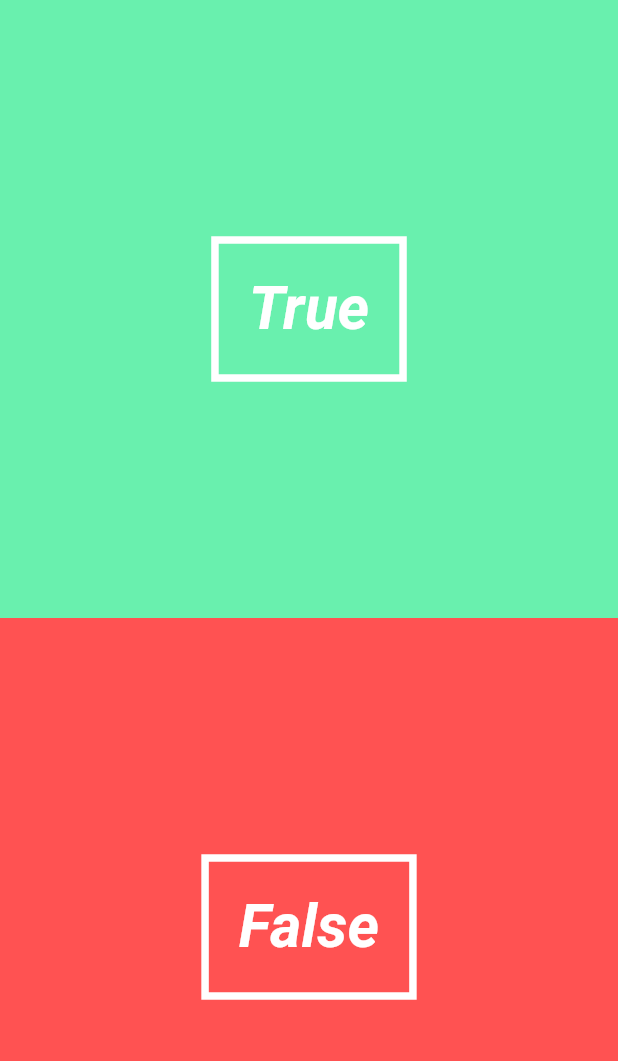
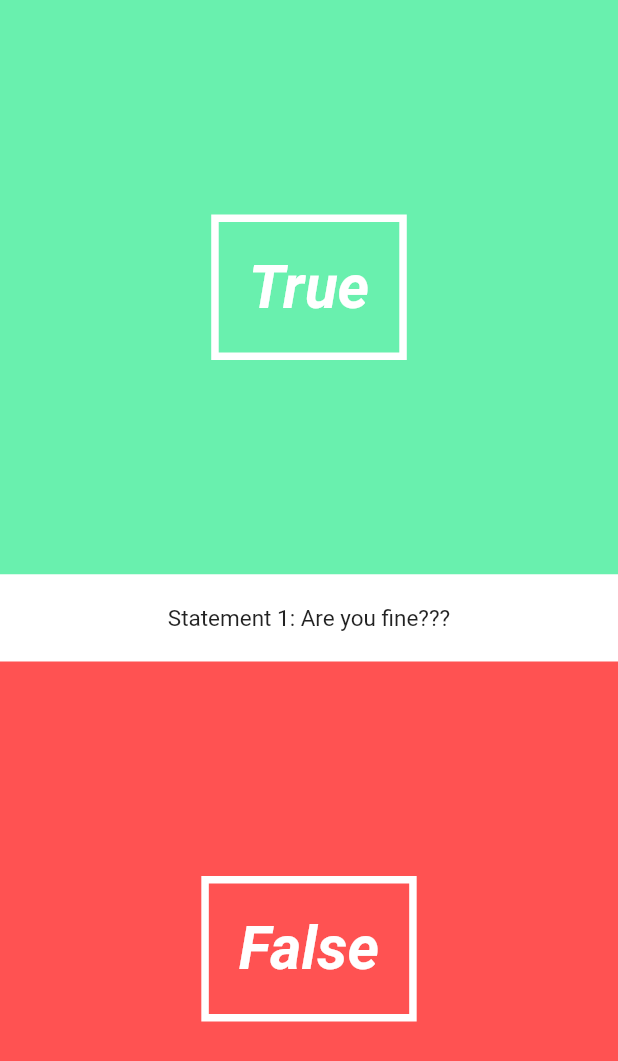
Before and after one commit to ntnthien/flutter-quiz, a Flutter app: the screen it shows after launch, on a phone screen of 412 x 824 dp. Shown: the top 1061 px of the screen. Run offline on Flutter 3.47's test engine with Material 2 defaults, Android fonts, the phone set to English and light mode, and no system bars.

Commit message:
add BounceOut animation into QuestText

```diff
--- /dev/null
+++ b/lib/UI/question_text.dart
@@ -0,0 +1,46 @@
+import 'package:flutter/material.dart';
+
+class QuestionText extends StatefulWidget {
+  final String _question;
+  final int _questionNumber;
+
+  QuestionText(this._question, this._questionNumber);
+
+  @override
+  State<StatefulWidget> createState() => new QuestionTextState();
+}
+
+class QuestionTextState extends State<QuestionText>
+    with SingleTickerProviderStateMixin {
+  Animation<double> _fontSizeAnimation;
+  AnimationController _fontSizeAnimationController;
+
+  @override
+  void initState() {
+    // TODO: implement initState
+    super.initState();
+    this._fontSizeAnimationController = new AnimationController(
+        duration: new Duration(milliseconds: 500), vsync: this);
+    this._fontSizeAnimation = new CurvedAnimation(
+        parent: _fontSizeAnimationController, curve: Curves.bounceOut);
+    _fontSizeAnimation.addListener(() => this.setState(() {}));
+    _fontSizeAnimationController.forward();
+  }
+
+  @override
+  Widget build(BuildContext context) {
+    return new Material(
+      color: Colors.white,
+      child: new Padding(
+          padding: new EdgeInsets.symmetric(vertical: 20.0),
+          child: new Center(
+              child: new Text(
+            "Statement " +
+                widget._questionNumber.toString() +
+                ": " +
+                widget._question,
+            style: new TextStyle(fontSize: _fontSizeAnimation.value * 15),
+          ))),
+    );
+  }
+}
--- a/lib/pages/quiz_page.dart
+++ b/lib/pages/quiz_page.dart
@@ -3,6 +3,7 @@ import 'package:flutter/material.dart';
 import '../utils/question.dart';
 import '../utils/quiz.dart';
 import '../UI/answer_button.dart';
+import '../UI/question_text.dart';
 
 class QuizPage extends StatefulWidget {
   @override
@@ -18,6 +19,7 @@ class QuizPageState extends State<QuizPage> {
         new Column(
           children: <Widget>[
             new AnswerButton(true, () => print("answered true")),
+            new QuestionText("Are you fine???", 1),
             new AnswerButton(false, () => print("answered false"))
           ], // This is main page
         )
```
